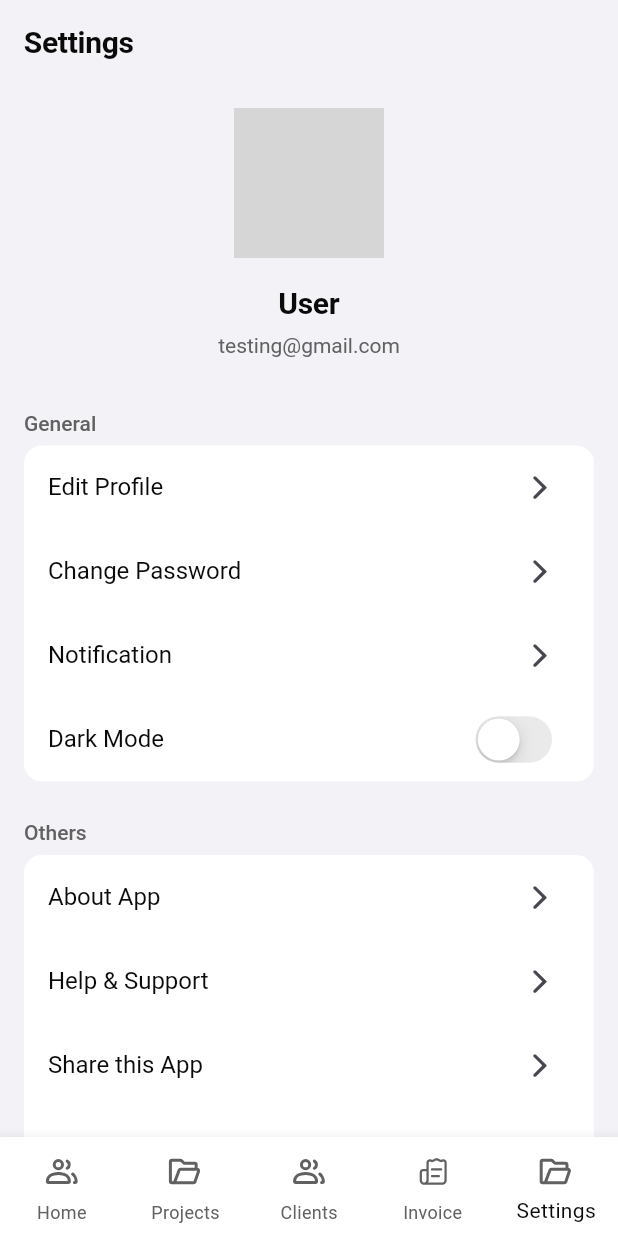
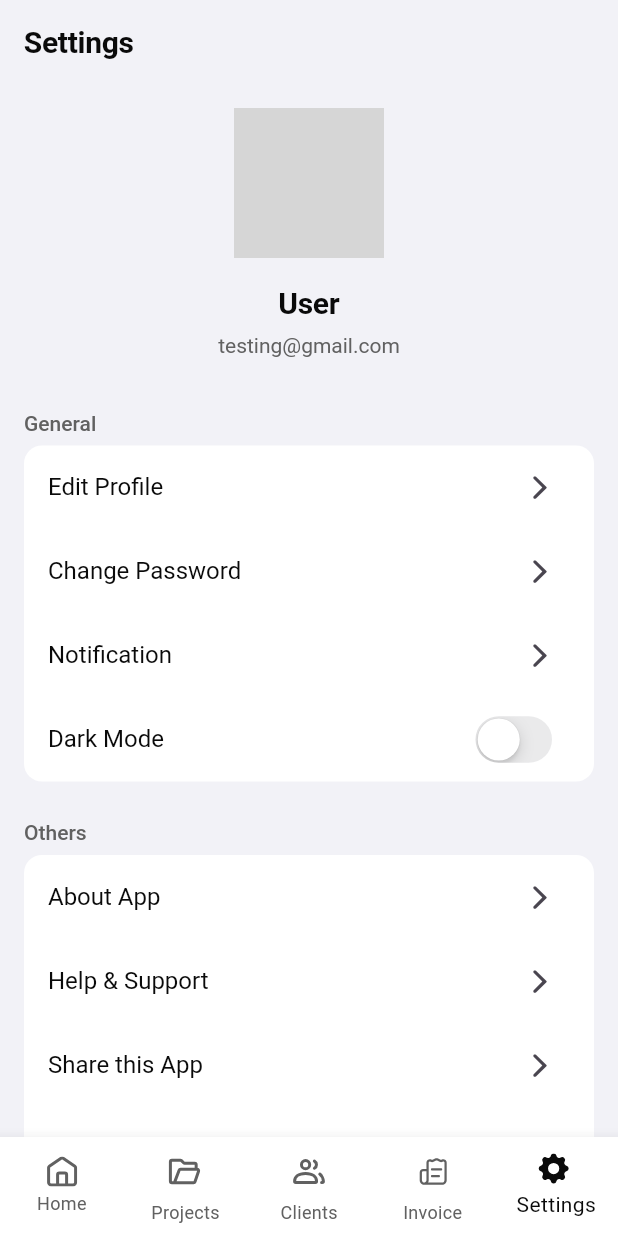
Before and after one commit to ayushh-gautam/Bizflow, a Flutter app: the MainPage screen opened directly, item 5 of the bottom bar chosen, on a phone screen of 412 x 824 dp. Run offline on Flutter 3.47's test engine with Material 3 defaults, Android fonts, the phone set to English and light mode, and no system bars; our stand-ins replace bloc, firebase_core, flutter_bloc, flutter_screenutil, flutter_svg, gap and 1 more; accounts and stored records are empty; network calls fail; Roboto replaces fonts that are missing (Inter-Bold, Inter-Medium, Inter-Regular); grey boxes are pictures that could not be loaded.

Commit message:
fix: navigation bar theme adjusted for light and dark mode

```diff
--- a/lib/features/login/main/main_page.dart
+++ b/lib/features/login/main/main_page.dart
@@ -33,10 +33,20 @@ class _MainPageState extends State<MainPage> {
   @override
   Widget build(BuildContext context) {
     final customColors = Theme.of(context).extension<AppColors>()!;
+
+    getSvgIcon(String assetName, bool isSelected) {
+      return SvgPicture.asset(
+        assetName,
+        color:
+            isSelected ? customColors.textDefault : customColors.textSecondary,
+      );
+    }
+
     return Scaffold(
       body: myList[indexx],
       bottomNavigationBar: BottomNavigationBar(
         backgroundColor: customColors.bgBackground,
+        selectedItemColor: customColors.brandPrimary,
         currentIndex: indexx,
         onTap: (index) {
           setState(() {
@@ -45,20 +55,29 @@ class _MainPageState extends State<MainPage> {
         },
         items: [
           BottomNavigationBarItem(
-              icon: SvgPicture.asset(SvgAsset.clients), label: 'Home'),
+              icon: getSvgIcon(SvgAsset.home, false),
+              activeIcon: getSvgIcon(SvgAsset.home, true),
+              label: 'Home'),
           BottomNavigationBarItem(
-              icon: SvgPicture.asset(SvgAsset.projects), label: 'Projects'),
+              icon: getSvgIcon(SvgAsset.projects, false),
+              activeIcon: getSvgIcon(SvgAsset.projects, true),
+              label: 'Projects'),
           BottomNavigationBarItem(
-              icon: SvgPicture.asset(SvgAsset.clients), label: 'Clients'),
+              icon: getSvgIcon(SvgAsset.clients, false),
+              activeIcon: getSvgIcon(SvgAsset.clients, true),
+              label: 'Clients'),
           BottomNavigationBarItem(
-              icon: SvgPicture.asset(SvgAsset.invoice), label: 'Invoice'),
+              icon: getSvgIcon(SvgAsset.invoice, false),
+              activeIcon: getSvgIcon(SvgAsset.invoice, true),
+              label: 'Invoice'),
           BottomNavigationBarItem(
             icon: Padding(
               padding: const EdgeInsets.all(0),
-              child: SvgPicture.asset(SvgAsset.projects),
+              child: getSvgIcon(SvgAsset.settings, false),
             ),
             label: 'Settings',
-          ),
+            activeIcon: getSvgIcon(SvgAsset.settings, true),
+          )
         ],
       ),
     );
```
